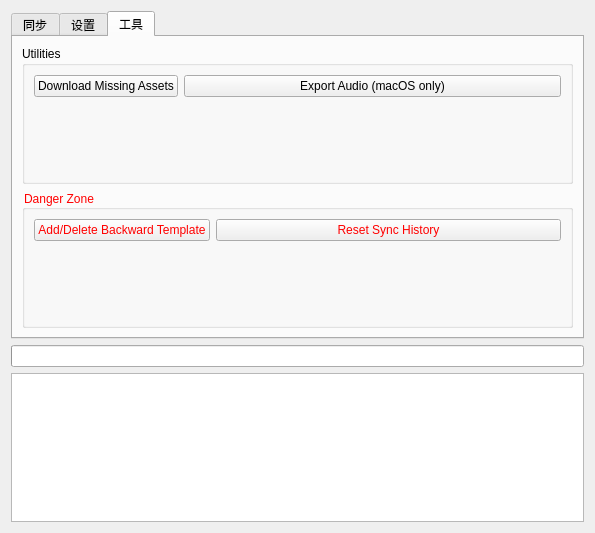
First picture: the form in Dict2Anki/addon/UIForm/mainUI.ui, repository lixvbnet/Dict2Anki, before the edit.
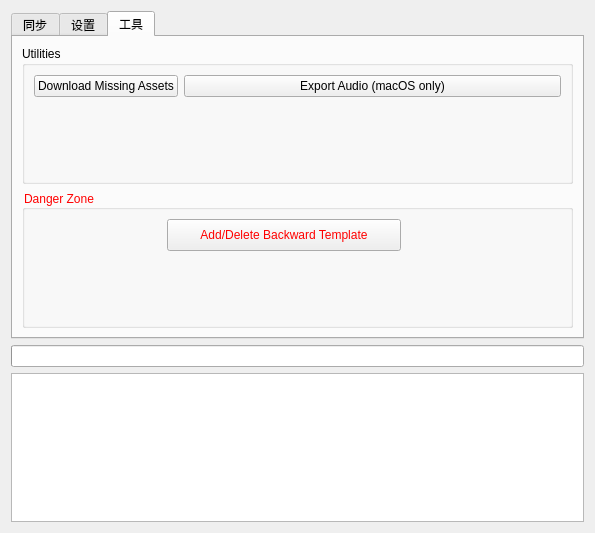
Second picture: the form after the edit. The open tabs and pages were chosen to show the change.

```diff
--- a/Dict2Anki/addon/UIForm/mainUI.ui
+++ b/Dict2Anki/addon/UIForm/mainUI.ui
@@ -402,9 +402,15 @@
          <property name="title">
           <string>Danger Zone</string>
          </property>
-         <layout class="QFormLayout" name="formLayout_2">
-          <item row="0" column="0">
            <widget class="QPushButton" name="btnBackwardTemplate">
+          <property name="geometry">
+           <rect>
+            <x>145</x>
+            <y>29</y>
+            <width>234</width>
+            <height>32</height>
+           </rect>
+          </property>
             <property name="toolTip">
              <string>Add or Delete Backward Template. (This would affect all cards in current deck)</string>
             </property>
@@ -412,18 +418,6 @@
              <string>Add/Delete Backward Template</string>
             </property>
            </widget>
-          </item>
-          <item row="0" column="1">
-           <widget class="QPushButton" name="btnReset">
-            <property name="toolTip">
-             <string>Reset sync history. (Words only deleted in Anki would be added again in next sync)</string>
-            </property>
-            <property name="text">
-             <string>Reset Sync History</string>
-            </property>
-           </widget>
-          </item>
-         </layout>
         </widget>
        </item>
        <item row="0" column="0">
```
Lines whose indentation alone changed are shown as unchanged.
